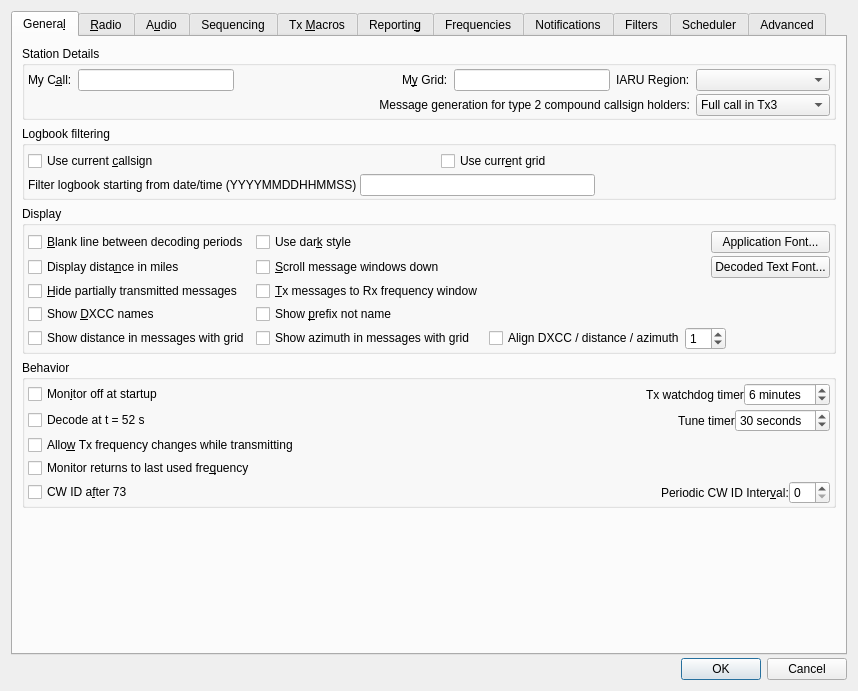
Old version of the form Configuration.ui in the repository iCassius/JTDX_mod.
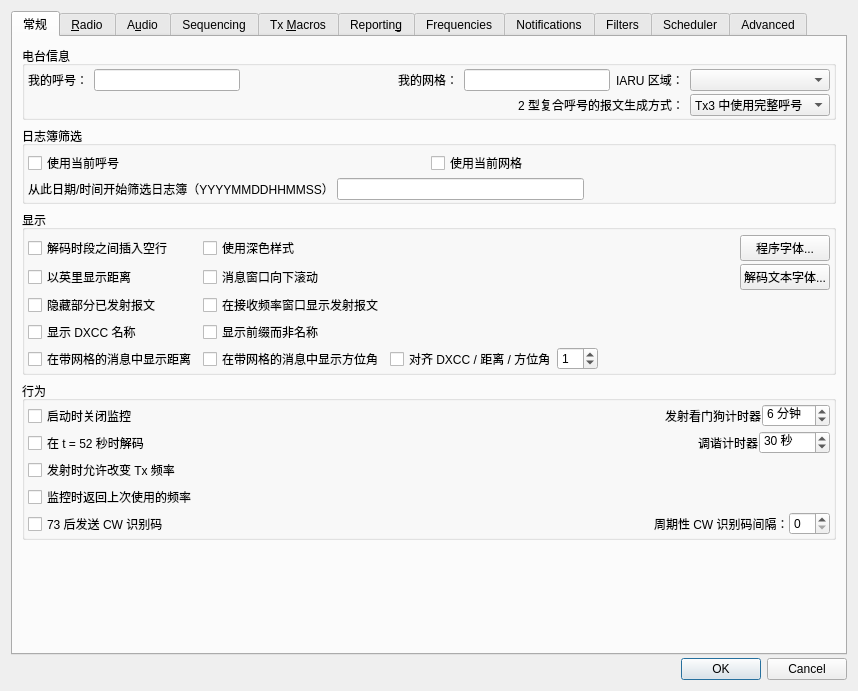
New version of the form.

Commit message: UI: split auto call targets and translate settings

The edit to the form file:
```diff
--- a/Configuration.ui
+++ b/Configuration.ui
@@ -23,7 +23,7 @@
    </size>
   </property>
   <property name="windowTitle">
-   <string>Settings</string>
+   <string>设置</string>
   </property>
   <layout class="QGridLayout" name="gridLayout_31">
    <property name="spacing">
@@ -32,17 +32,17 @@
    <item row="0" column="0">
     <widget class="QTabWidget" name="configuration_tabs">
      <property name="toolTip">
-      <string>Select tab to change configuration parameters.</string>
+      <string>选择选项卡以修改配置参数。</string>
      </property>
      <property name="currentIndex">
       <number>0</number>
      </property>
      <widget class="QWidget" name="general_tab">
       <attribute name="title">
-       <string>Genera&amp;l</string>
+       <string>常规</string>
       </attribute>
       <attribute name="toolTip">
-       <string>General station details and settings.</string>
+       <string>电台基本信息和设置。</string>
       </attribute>
       <layout class="QVBoxLayout" name="verticalLayout_4">
        <item>
@@ -54,7 +54,7 @@
           </sizepolicy>
          </property>
          <property name="title">
-          <string>Station Details</string>
+          <string>电台信息</string>
          </property>
          <layout class="QGridLayout" name="gridLayout_14">
           <property name="leftMargin">
@@ -75,7 +75,7 @@
           <item row="0" column="0">
            <widget class="QLabel" name="callsign_label">
             <property name="text">
-             <string>My C&amp;all:</string>
+             <string>我的呼号：</string>
             </property>
             <property name="buddy">
              <cstring>callsign_line_edit</cstring>
@@ -85,7 +85,7 @@
           <item row="0" column="1">
            <widget class="QLineEdit" name="callsign_line_edit">
             <property name="toolTip">
-             <string>Station callsign.</string>
+             <string>本台呼号。</string>
             </property>
            </widget>
           </item>
@@ -105,7 +105,7 @@
           <item row="0" column="3">
            <widget class="QLabel" name="grid_label">
             <property name="text">
-             <string>M&amp;y Grid:</string>
+             <string>我的网格：</string>
             </property>
             <property name="buddy">
              <cstring>grid_line_edit</cstring>
@@ -115,14 +115,14 @@
           <item row="0" column="4">
            <widget class="QLineEdit" name="grid_line_edit">
             <property name="toolTip">
-             <string>Maidenhead locator (only the first four characters are required).</string>
+             <string>Maidenhead 网格定位（至少填写前四位）。</string>
             </property>
            </widget>
           </item>
           <item row="0" column="5">
            <widget class="QLabel" name="label_121">
             <property name="text">
-             <string>IARU Region:</string>
+             <string>IARU 区域：</string>
             </property>
             <property name="buddy">
              <cstring>region_combo_box</cstring>
@@ -132,7 +132,7 @@
           <item row="0" column="6">
            <widget class="QComboBox" name="region_combo_box">
             <property name="toolTip">
-             <string>&lt;html&gt;&lt;head/&gt;&lt;body&gt;&lt;p&gt;Select your IARU region.&lt;/p&gt;&lt;/body&gt;&lt;/html&gt;</string>
+             <string>&lt;html&gt;&lt;head/&gt;&lt;body&gt;&lt;p&gt;选择您的 IARU 区域。&lt;/p&gt;&lt;/body&gt;&lt;/html&gt;</string>
             </property>
            </widget>
           </item>
@@ -149,17 +149,17 @@
             </property>
             <item>
              <property name="text">
-              <string>Full call in Tx1</string>
+              <string>Tx1 中使用完整呼号</string>
              </property>
             </item>
             <item>
              <property name="text">
-              <string>Full call in Tx3</string>
+              <string>Tx3 中使用完整呼号</string>
              </property>
             </item>
             <item>
              <property name="text">
-              <string>Full call in Tx5 only</string>
+              <string>仅 Tx5 使用完整呼号</string>
              </property>
             </item>
            </widget>
@@ -167,7 +167,7 @@
           <item row="1" column="0" colspan="6">
            <widget class="QLabel" name="label_5">
             <property name="text">
-             <string>Message generation for type 2 compound callsign holders:</string>
+             <string>2 型复合呼号的报文生成方式：</string>
             </property>
             <property name="alignment">
              <set>Qt::AlignRight|Qt::AlignTrailing|Qt::AlignVCenter</set>
@@ -189,7 +189,7 @@
           </size>
          </property>
          <property name="title">
-          <string>Logbook filtering</string>
+          <string>日志簿筛选</string>
          </property>
          <layout class="QGridLayout" name="gridLayout_42">
           <property name="leftMargin">
@@ -217,7 +217,7 @@
               <item>
                <widget class="QCheckBox" name="callNotif_check_box">
                 <property name="text">
-                 <string>Use current &amp;callsign</string>
+                 <string>使用当前呼号</string>
                 </property>
                </widget>
               </item>
@@ -237,7 +237,7 @@
               <item>
                <widget class="QCheckBox" name="gridNotif_check_box">
                 <property name="text">
-                 <string>Use curr&amp;ent grid</string>
+                 <string>使用当前网格</string>
                 </property>
                </widget>
               </item>
@@ -261,7 +261,7 @@
               <item>
                <widget class="QLabel" name="label_25">
                 <property name="text">
-                 <string>Filter logbook starting from date/time (YYYYMMDDHHMMSS)</string>
+                 <string>从此日期/时间开始筛选日志簿（YYYYMMDDHHMMSS）</string>
                 </property>
                </widget>
               </item>
@@ -301,7 +301,7 @@
           </sizepolicy>
          </property>
          <property name="title">
-          <string>Display</string>
+          <string>显示</string>
          </property>
          <layout class="QGridLayout" name="gridLayout_4">
           <property name="leftMargin">
@@ -330,20 +330,20 @@
             <item row="1" column="2">
              <widget class="QCheckBox" name="scroll_check_box">
               <property name="toolTip">
-               <string>Scroll message windows down not up.</string>
+               <string>消息窗口向下而不是向上滚动。</string>
               </property>
               <property name="text">
-               <string>&amp;Scroll message windows down</string>
+               <string>消息窗口向下滚动</string>
               </property>
              </widget>
             </item>
             <item row="4" column="0">
              <widget class="QCheckBox" name="cb_showDistance">
               <property name="toolTip">
-               <string>&lt;html&gt;&lt;head/&gt;&lt;body&gt;&lt;p&gt;If a station sends locator, calculate and show the distance in Band Activity pane.&lt;/p&gt;&lt;/body&gt;&lt;/html&gt;</string>
+               <string>&lt;html&gt;&lt;head/&gt;&lt;body&gt;&lt;p&gt;当台站发送网格定位时，在波段活动窗格计算并显示距离。&lt;/p&gt;&lt;/body&gt;&lt;/html&gt;</string>
               </property>
               <property name="text">
-               <string>Show distance in messages with grid</string>
+               <string>在带网格的消息中显示距离</string>
               </property>
              </widget>
             </item>
@@ -353,10 +353,10 @@
                <bool>true</bool>
               </property>
               <property name="toolTip">
-               <string>Show outgoing transmitted messages in the Rx frequency window.</string>
+               <string>在接收频率窗口显示已发送的报文。</string>
               </property>
               <property name="text">
-               <string>&amp;Tx messages to Rx frequency window</string>
+               <string>在接收频率窗口显示发射报文</string>
               </property>
               <property name="checked">
                <bool>false</bool>
@@ -366,40 +366,40 @@
             <item row="3" column="0">
              <widget class="QCheckBox" name="countryName_check_box">
               <property name="toolTip">
-               <string>Append DXCC names to decoded messages.</string>
+               <string>在已解码报文后附加 DXCC 名称。</string>
               </property>
               <property name="text">
-               <string>Show &amp;DXCC names</string>
+               <string>显示 DXCC 名称</string>
               </property>
              </widget>
             </item>
             <item row="0" column="4">
              <widget class="QPushButton" name="font_push_button">
               <property name="toolTip">
-               <string>Set the font characteristics for the application.</string>
+               <string>设置程序字体。</string>
               </property>
               <property name="text">
-               <string>Application Font...</string>
+               <string>程序字体...</string>
               </property>
              </widget>
             </item>
             <item row="1" column="4">
              <widget class="QPushButton" name="decoded_text_font_push_button">
               <property name="toolTip">
-               <string>Set the font characteristics for the Band Activity and Rx Frequency areas.</string>
+               <string>设置波段活动和接收频率区域的字体。</string>
               </property>
               <property name="text">
-               <string>Decoded Text Font...</string>
+               <string>解码文本字体...</string>
               </property>
              </widget>
             </item>
             <item row="3" column="2">
              <widget class="QCheckBox" name="countryPrefix_check_box">
               <property name="toolTip">
-               <string>Append prefix instead of name.</string>
+               <string>附加前缀而不是名称。</string>
               </property>
               <property name="text">
-               <string>Show &amp;prefix not name</string>
+               <string>显示前缀而非名称</string>
               </property>
              </widget>
             </item>
@@ -409,7 +409,7 @@
                <string>Show distance to DX station in miles rather than kilometers.</string>
               </property>
               <property name="text">
-               <string>Display dista&amp;nce in miles</string>
+               <string>以英里显示距离</string>
               </property>
              </widget>
             </item>
@@ -419,17 +419,17 @@
                <string>Include a separator line between periods in the band activity window.</string>
               </property>
               <property name="text">
-               <string>&amp;Blank line between decoding periods</string>
+               <string>解码时段之间插入空行</string>
               </property>
              </widget>
             </item>
             <item row="4" column="2">
              <widget class="QCheckBox" name="cb_showAzimuth">
               <property name="toolTip">
-               <string>&lt;html&gt;&lt;head/&gt;&lt;body&gt;&lt;p&gt;If a station sends a valid Maidenhead locator, calculate and show the great-circle azimuth in Band Activity pane.&lt;/p&gt;&lt;/body&gt;&lt;/html&gt;</string>
+               <string>&lt;html&gt;&lt;head/&gt;&lt;body&gt;&lt;p&gt;当台站发送有效的 Maidenhead 网格定位时，在波段活动窗格计算并显示大圆方位角。&lt;/p&gt;&lt;/body&gt;&lt;/html&gt;</string>
               </property>
               <property name="text">
-               <string>Show azimuth in messages with grid</string>
+               <string>在带网格的消息中显示方位角</string>
               </property>
              </widget>
             </item>
@@ -439,7 +439,7 @@
                <string>&lt;html&gt;&lt;head/&gt;&lt;body&gt;&lt;p&gt;When TX message is changed previous message will not be shown if it was transmitted for less than 2 seconds.&lt;/p&gt;&lt;/body&gt;&lt;/html&gt;</string>
               </property>
               <property name="text">
-               <string>&amp;Hide partially transmitted messages</string>
+               <string>隐藏部分已发射报文</string>
               </property>
              </widget>
             </item>
@@ -448,7 +448,7 @@
               <item>
                <widget class="QCheckBox" name="useDarkStyle_check_box">
                 <property name="text">
-                 <string>Use dar&amp;k style</string>
+                 <string>使用深色样式</string>
                 </property>
                </widget>
               </item>
@@ -472,17 +472,17 @@
               <item>
                <widget class="QCheckBox" name="cb_Align">
                 <property name="toolTip">
-                 <string>&lt;html&gt;&lt;head/&gt;&lt;body&gt;&lt;p&gt;Align the text for DXCC, distance and azimuth.&lt;/p&gt;&lt;/body&gt;&lt;/html&gt;</string>
+                 <string>&lt;html&gt;&lt;head/&gt;&lt;body&gt;&lt;p&gt;对齐 DXCC、距离和方位角文本。&lt;/p&gt;&lt;/body&gt;&lt;/html&gt;</string>
                 </property>
                 <property name="text">
-                 <string>Align DXCC / distance / azimuth</string>
+                 <string>对齐 DXCC / 距离 / 方位角</string>
                 </property>
                </widget>
               </item>
               <item>
                <widget class="QSpinBox" name="align_spin_box">
                 <property name="toolTip">
-                 <string>&lt;html&gt;&lt;head/&gt;&lt;body&gt;&lt;p&gt;Increase or decrease the space between DXCC and distance/azimuth.&lt;/p&gt;&lt;/body&gt;&lt;/html&gt;</string>
+                 <string>&lt;html&gt;&lt;head/&gt;&lt;body&gt;&lt;p&gt;增减 DXCC 与距离/方位角之间的间距。&lt;/p&gt;&lt;/body&gt;&lt;/html&gt;</string>
                 </property>
                 <property name="minimum">
                  <number>-2</number>
@@ -518,7 +518,7 @@
        <item>
         <widget class="QGroupBox" name="behaviour_group_box">
          <property name="title">
-          <string>Behavior</string>
+          <string>行为</string>
          </property>
          <layout class="QGridLayout" name="gridLayout_8">
           <property name="leftMargin">
@@ -547,7 +547,7 @@
                <string>Don't start decoding until the monitor button is clicked.</string>
               </property>
               <property name="text">
-               <string>Mon&amp;itor off at startup</string>
+               <string>启动时关闭监控</string>
               </property>
               <property name="checked">
                <bool>false</bool>
@@ -573,7 +573,7 @@
                <bool>true</bool>
               </property>
               <property name="text">
-               <string>Tx watchdog timer</string>
+               <string>发射看门狗计时器</string>
               </property>
              </widget>
             </item>
@@ -586,10 +586,10 @@
                <string>&lt;html&gt;&lt;head/&gt;&lt;body&gt;&lt;p&gt;Number of minutes before unattended transmissions are aborted&lt;/p&gt;&lt;/body&gt;&lt;/html&gt;</string>
               </property>
               <property name="specialValueText">
-               <string>Disabled</string>
+               <string>禁用</string>
               </property>
               <property name="suffix">
-               <string> minutes</string>
+               <string> 分钟</string>
               </property>
               <property name="value">
                <number>6</number>
@@ -603,7 +603,7 @@
             <item>
              <widget class="QCheckBox" name="decode_at_52s_check_box">
               <property name="text">
-               <string>Decode at t = 52 s</string>
+               <string>在 t = 52 秒时解码</string>
               </property>
              </widget>
             </item>
@@ -623,7 +623,7 @@
             <item>
              <widget class="QLabel" name="label_32">
               <property name="text">
-               <string>Tune timer</string>
+               <string>调谐计时器</string>
               </property>
              </widget>
             </item>
@@ -636,7 +636,7 @@
                <string>Disabled</string>
               </property>
               <property name="suffix">
-               <string> seconds</string>
+               <string> 秒</string>
               </property>
               <property name="minimum">
                <number>0</number>
@@ -660,7 +660,7 @@
              <string>&lt;html&gt;&lt;head/&gt;&lt;body&gt;&lt;p&gt;Some rigs are not able to process CAT commands while transmitting. This means that if you are operating in split mode you may have to uncheck this option.&lt;/p&gt;&lt;/body&gt;&lt;/html&gt;</string>
             </property>
             <property name="text">
-             <string>Allo&amp;w Tx frequency changes while transmitting</string>
+             <string>发射时允许改变 Tx 频率</string>
             </property>
            </widget>
           </item>
@@ -670,7 +670,7 @@
              <string>&lt;html&gt;&lt;head/&gt;&lt;body&gt;&lt;p&gt;Check this if you wish to automatically return to the last monitored frequency when monitor is enabled, leave it unchecked if you wish to have the current rig frequency maintained.&lt;/p&gt;&lt;/body&gt;&lt;/html&gt;</string>
             </property>
             <property name="text">
-             <string>Monitor returns to last used fre&amp;quency</string>
+             <string>监控时返回上次使用的频率</string>
             </property>
            </widget>
           </item>
@@ -682,7 +682,7 @@
                <string>Send a CW ID after every 73 or free text message.</string>
               </property>
               <property name="text">
-               <string>CW ID a&amp;fter 73</string>
+               <string>73 后发送 CW 识别码</string>
               </property>
              </widget>
             </item>
@@ -708,7 +708,7 @@
                </sizepolicy>
               </property>
               <property name="text">
-               <string>Periodic CW ID Inter&amp;val:</string>
+               <string>周期性 CW 识别码间隔：</string>
               </property>
               <property name="buddy">
                <cstring>CW_id_interval_spin_box</cstring>
@@ -2311,12 +2311,32 @@
                    </widget>
                   </item>
                   <item row="6" column="0">
-                   <widget class="QCheckBox" name="autoCallRareTargets_check_box">
+                   <widget class="QCheckBox" name="autoCallNewDXCC_check_box">
                     <property name="toolTip">
-                     <string>启用后，空闲时 AutoSeq 仅会自动选择新 DXCC、新 DXCC 波段/模式或新网格（含网格波段/模式），且对方必须发送 CQ、RRR 或 RR73。新呼号、新前缀、CQ/ITU 区及普通已做呼号不会触发自动起呼。仍需手动开启 AutoSeq 和 Enable Tx 才会发射。</string>
+                     <string>空闲时只对新 DXCC 的 CQ、RRR 或 RR73 自动起呼。仍需开启 AutoSeq 和 Enable Tx 才会发射。</string>
                     </property>
                     <property name="text">
-                     <string>自动起呼稀有目标（仅新 DXCC / 新波段模式 / 新网格）</string>
+                     <string>自动起呼新 DXCC</string>
+                    </property>
+                   </widget>
+                  </item>
+                  <item row="7" column="0">
+                   <widget class="QCheckBox" name="autoCallNewDXCCBandMode_check_box">
+                    <property name="toolTip">
+                     <string>空闲时只对 DXCC 新波段或新模式的 CQ、RRR 或 RR73 自动起呼。仍需开启 AutoSeq 和 Enable Tx 才会发射。</string>
+                    </property>
+                    <property name="text">
+                     <string>自动起呼 DXCC 新波段/模式</string>
+                    </property>
+                   </widget>
+                  </item>
+                  <item row="8" column="0">
+                   <widget class="QCheckBox" name="autoCallNewGrid_check_box">
+                    <property name="toolTip">
+                     <string>空闲时只对新网格（包括新网格波段/模式）的 CQ、RRR 或 RR73 自动起呼。仍需开启 AutoSeq 和 Enable Tx 才会发射。</string>
+                    </property>
+                    <property name="text">
+                     <string>自动起呼新网格</string>
                     </property>
                    </widget>
                   </item>
```
The commit also changes 7 other files.
